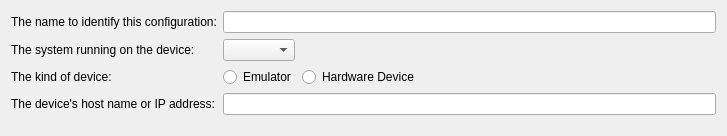
Before: the Qt Designer form src/plugins/remotelinux/maemodeviceconfigwizardstartpage.ui in qt-creator/qt-creator, drawn with Qt 5.
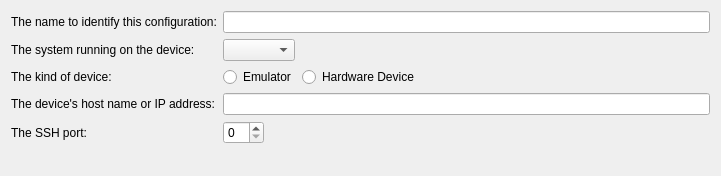
After: the same form once the commit is applied.

Commit message:
Maemo: Add possibility to set the SSH port in the device config wizard.
This is for weird people who do port forwarding.

Task-number: QTCREATORBUG-5317

```diff
--- a/src/plugins/remotelinux/maemodeviceconfigwizardstartpage.ui
+++ b/src/plugins/remotelinux/maemodeviceconfigwizardstartpage.ui
@@ -6,17 +6,14 @@
    <rect>
     <x>0</x>
     <y>0</y>
-    <width>727</width>
-    <height>136</height>
+    <width>721</width>
+    <height>176</height>
    </rect>
   </property>
   <property name="windowTitle">
    <string>WizardPage</string>
   </property>
   <layout class="QFormLayout" name="formLayout">
-   <property name="fieldGrowthPolicy">
-    <enum>QFormLayout::AllNonFixedFieldsGrow</enum>
-   </property>
    <item row="0" column="0">
     <widget class="QLabel" name="nameLabel">
      <property name="text">
@@ -102,6 +99,33 @@
    <item row="3" column="1">
     <widget class="QLineEdit" name="hostNameLineEdit"/>
    </item>
+   <item row="4" column="0">
+    <widget class="QLabel" name="sshPortLabel">
+     <property name="text">
+      <string>The SSH port:</string>
+     </property>
+    </widget>
+   </item>
+   <item row="4" column="1">
+    <layout class="QHBoxLayout" name="horizontalLayout_3">
+     <item>
+      <widget class="QSpinBox" name="sshPortSpinBox"/>
+     </item>
+     <item>
+      <spacer name="horizontalSpacer_3">
+       <property name="orientation">
+        <enum>Qt::Horizontal</enum>
+       </property>
+       <property name="sizeHint" stdset="0">
+        <size>
+         <width>40</width>
+         <height>20</height>
+        </size>
+       </property>
+      </spacer>
+     </item>
+    </layout>
+   </item>
   </layout>
  </widget>
  <resources/>
```
The commit also changes 1 other file.
